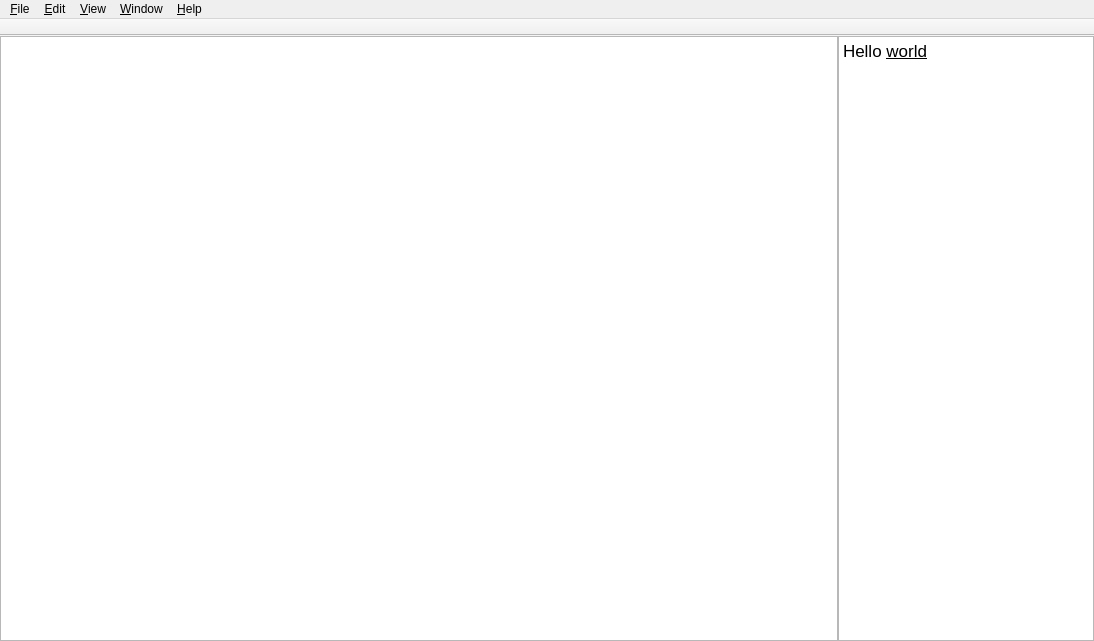
Before: the Qt Designer form UI-Qt/QUDocumentWindow.ui in frinkr/FontViewer, drawn with Qt 5.
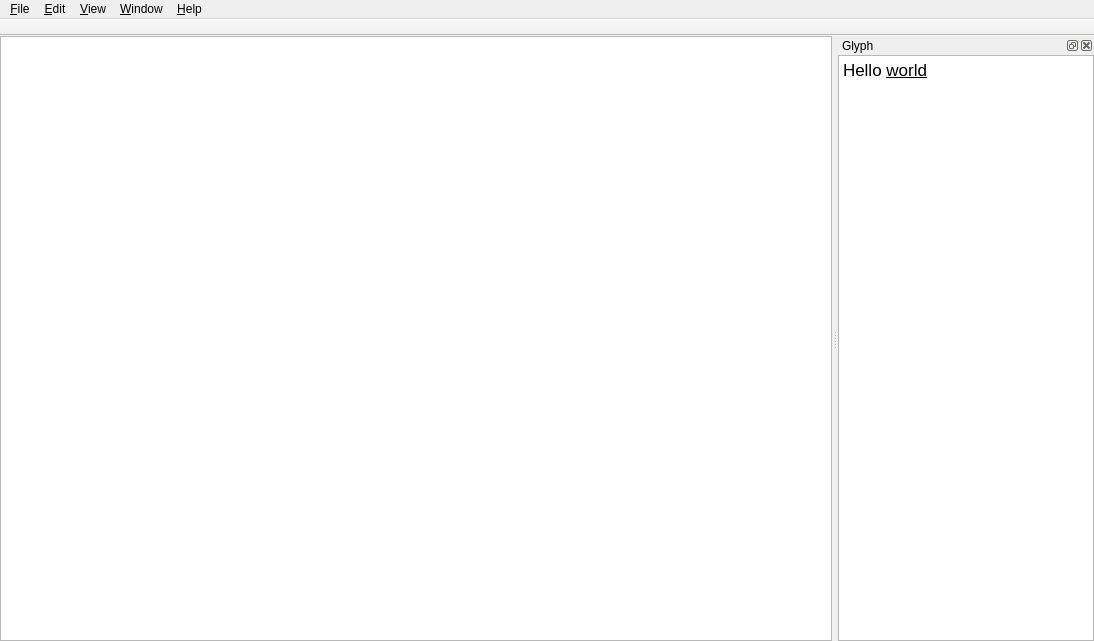
After: the same form once the commit is applied. Custom widgets are drawn as their Qt base class.

What changed in the file:
```diff
--- a/UI-Qt/QUDocumentWindow.ui
+++ b/UI-Qt/QUDocumentWindow.ui
@@ -13,8 +13,14 @@
   <property name="windowTitle">
    <string>MainWindow</string>
   </property>
+  <property name="tabShape">
+   <enum>QTabWidget::Triangular</enum>
+  </property>
+  <property name="unifiedTitleAndToolBarOnMac">
+   <bool>true</bool>
+  </property>
   <widget class="QWidget" name="centralwidget">
-   <layout class="QVBoxLayout" name="verticalLayout">
+   <layout class="QVBoxLayout" name="verticalLayout_2">
     <property name="leftMargin">
      <number>0</number>
     </property>
@@ -28,22 +34,6 @@
      <number>0</number>
     </property>
     <item>
-     <widget class="QSplitter" name="splitter">
-      <property name="lineWidth">
-       <number>0</number>
-      </property>
-      <property name="orientation">
-       <enum>Qt::Horizontal</enum>
-      </property>
-      <property name="opaqueResize">
-       <bool>true</bool>
-      </property>
-      <property name="handleWidth">
-       <number>0</number>
-      </property>
-      <property name="childrenCollapsible">
-       <bool>true</bool>
-      </property>
       <widget class="QUGlyphListView" name="listView">
        <property name="sizePolicy">
         <sizepolicy hsizetype="Expanding" vsizetype="Expanding">
@@ -73,25 +63,6 @@
         <enum>QListView::IconMode</enum>
        </property>
       </widget>
-      <widget class="QUGlyphInfoWidget" name="textBrowser">
-       <property name="sizePolicy">
-        <sizepolicy hsizetype="Preferred" vsizetype="Expanding">
-         <horstretch>0</horstretch>
-         <verstretch>0</verstretch>
-        </sizepolicy>
-       </property>
-       <property name="lineWrapMode">
-        <enum>QTextEdit::NoWrap</enum>
-       </property>
-       <property name="html">
-        <string>&lt;!DOCTYPE HTML PUBLIC &quot;-//W3C//DTD HTML 4.0//EN&quot; &quot;http://www.w3.org/TR/REC-html40/strict.dtd&quot;&gt;
-&lt;html&gt;&lt;head&gt;&lt;meta name=&quot;qrichtext&quot; content=&quot;1&quot; /&gt;&lt;style type=&quot;text/css&quot;&gt;
-p, li { white-space: pre-wrap; }
-&lt;/style&gt;&lt;/head&gt;&lt;body style=&quot; font-family:'.SF NS Text'; font-size:13pt; font-weight:400; font-style:normal;&quot;&gt;
-&lt;p style=&quot; margin-top:0px; margin-bottom:0px; margin-left:0px; margin-right:0px; -qt-block-indent:0; text-indent:0px;&quot;&gt;Hello &lt;span style=&quot; text-decoration: underline;&quot;&gt;world&lt;/span&gt;&lt;/p&gt;&lt;/body&gt;&lt;/html&gt;</string>
-       </property>
-      </widget>
-     </widget>
     </item>
    </layout>
   </widget>
@@ -175,6 +146,50 @@
    <addaction name="menu_Window"/>
    <addaction name="menu_Help"/>
   </widget>
+  <widget class="QDockWidget" name="glyphDockWidget">
+   <property name="windowTitle">
+    <string>Glyph</string>
+   </property>
+   <attribute name="dockWidgetArea">
+    <number>2</number>
+   </attribute>
+   <widget class="QWidget" name="dockWidgetContents">
+    <layout class="QVBoxLayout" name="verticalLayout">
+     <property name="leftMargin">
+      <number>0</number>
+     </property>
+     <property name="topMargin">
+      <number>0</number>
+     </property>
+     <property name="rightMargin">
+      <number>0</number>
+     </property>
+     <property name="bottomMargin">
+      <number>0</number>
+     </property>
+     <item>
+      <widget class="QUGlyphInfoWidget" name="textBrowser">
+       <property name="sizePolicy">
+        <sizepolicy hsizetype="Preferred" vsizetype="Expanding">
+         <horstretch>0</horstretch>
+         <verstretch>0</verstretch>
+        </sizepolicy>
+       </property>
+       <property name="lineWrapMode">
+        <enum>QTextEdit::NoWrap</enum>
+       </property>
+       <property name="html">
+        <string>&lt;!DOCTYPE HTML PUBLIC &quot;-//W3C//DTD HTML 4.0//EN&quot; &quot;http://www.w3.org/TR/REC-html40/strict.dtd&quot;&gt;
+&lt;html&gt;&lt;head&gt;&lt;meta name=&quot;qrichtext&quot; content=&quot;1&quot; /&gt;&lt;style type=&quot;text/css&quot;&gt;
+p, li { white-space: pre-wrap; }
+&lt;/style&gt;&lt;/head&gt;&lt;body style=&quot; font-family:'.SF NS Text'; font-size:13pt; font-weight:400; font-style:normal;&quot;&gt;
+&lt;p style=&quot; margin-top:0px; margin-bottom:0px; margin-left:0px; margin-right:0px; -qt-block-indent:0; text-indent:0px;&quot;&gt;Hello &lt;span style=&quot; text-decoration: underline;&quot;&gt;world&lt;/span&gt;&lt;/p&gt;&lt;/body&gt;&lt;/html&gt;</string>
+       </property>
+      </widget>
+     </item>
+    </layout>
+   </widget>
+  </widget>
   <action name="action_About">
    <property name="text">
     <string>&amp;About</string>
```
Left out of the diff: 35 changed lines with no effect on the pictures. Lines whose indentation alone changed are shown as unchanged.
